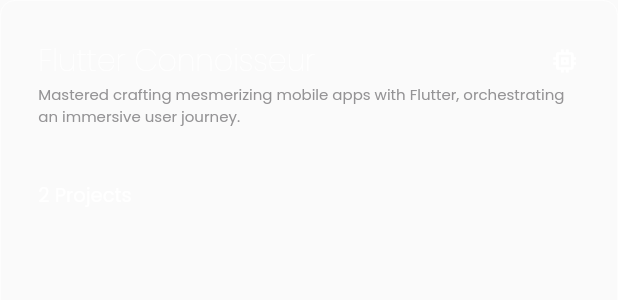
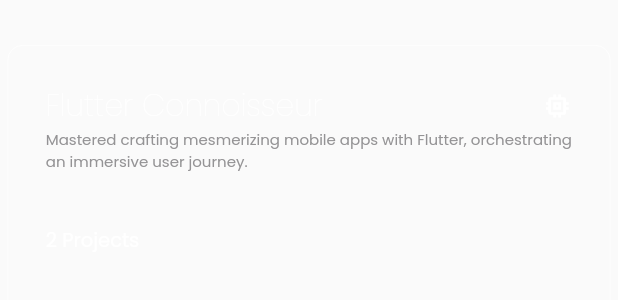
Before and after one commit to javidh0/Portfolio, a Flutter app: the SkillWidget widget shown alone on an empty page, opened directly, on a phone screen of 412 x 824 dp. Shown: the top 300 px of the screen. Run offline on Flutter 3.47's test engine with Material 2 defaults, Android fonts, the light colour scheme and no system bars; our stand-ins replace font_awesome_flutter, google_fonts; missing offline and left inert: hovering.

Commit message:
Update widgets.dart

```diff
--- a/lib/widgets.dart
+++ b/lib/widgets.dart
@@ -203,7 +203,9 @@ class SkillWidget extends StatelessWidget {
 
   @override
   Widget build(BuildContext context) {
-    return GestureDetector(
+    return Padding(
+      padding: const EdgeInsets.fromLTRB(5, 30, 5, 0),
+      child: GestureDetector(
         onTap: () {},
         child: HoverWidget(
           hoverChild: SkillWidgetContainer(
@@ -220,6 +222,7 @@ class SkillWidget extends StatelessWidget {
             paragraph: paragraph,
             icon: icon,
             count: count,
+          ),
         ),
       ),
     );
```
Lines whose indentation alone changed are shown as unchanged.
